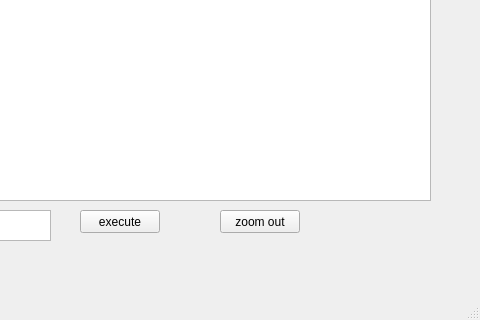
This is mainwindow.ui in CemalYet/PathPlanner as Qt 5 draws it before an edit; both pictures show x 320 to 800 and y 280 to 600 of the 800 by 600 pixel window. The edited form follows.
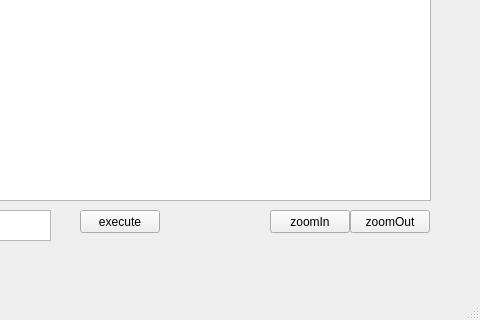
This is the edited form.

```diff
--- a/mainwindow.ui
+++ b/mainwindow.ui
@@ -129,14 +129,27 @@
    <widget class="QPushButton" name="pushButton_2">
     <property name="geometry">
      <rect>
-      <x>540</x>
+      <x>590</x>
       <y>490</y>
       <width>80</width>
       <height>23</height>
      </rect>
     </property>
     <property name="text">
-     <string>zoom out</string>
+     <string>zoomIn</string>
+    </property>
+   </widget>
+   <widget class="QPushButton" name="pushButton_3">
+    <property name="geometry">
+     <rect>
+      <x>670</x>
+      <y>490</y>
+      <width>80</width>
+      <height>23</height>
+     </rect>
+    </property>
+    <property name="text">
+     <string>zoomOut</string>
     </property>
    </widget>
   </widget>
```
